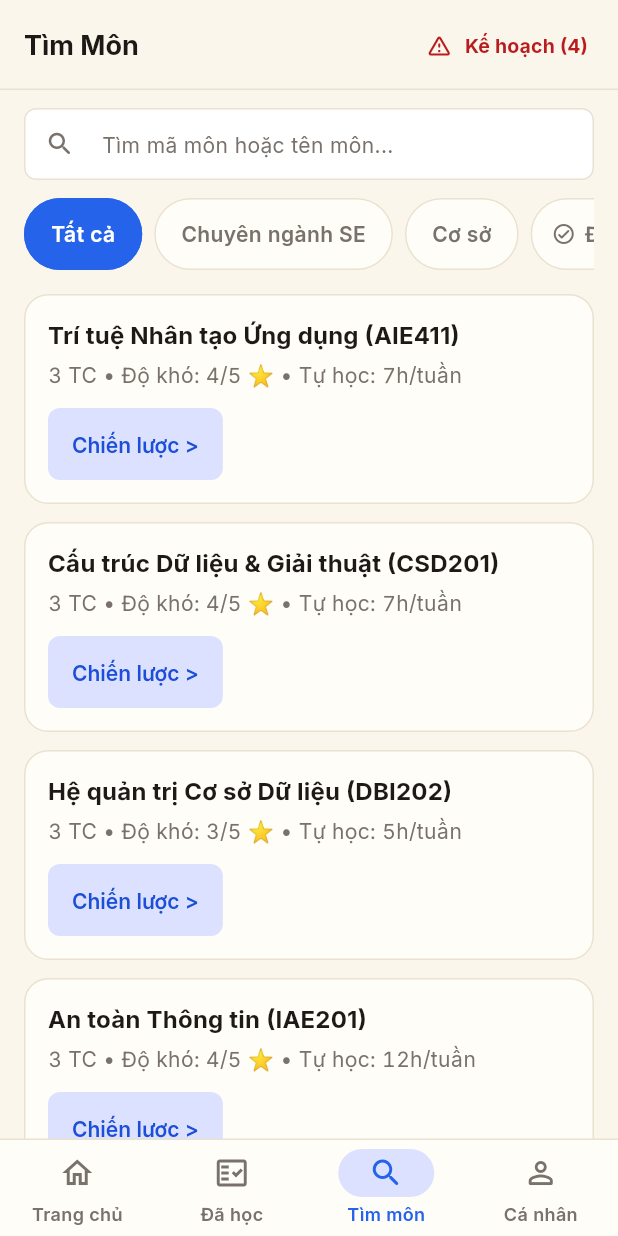
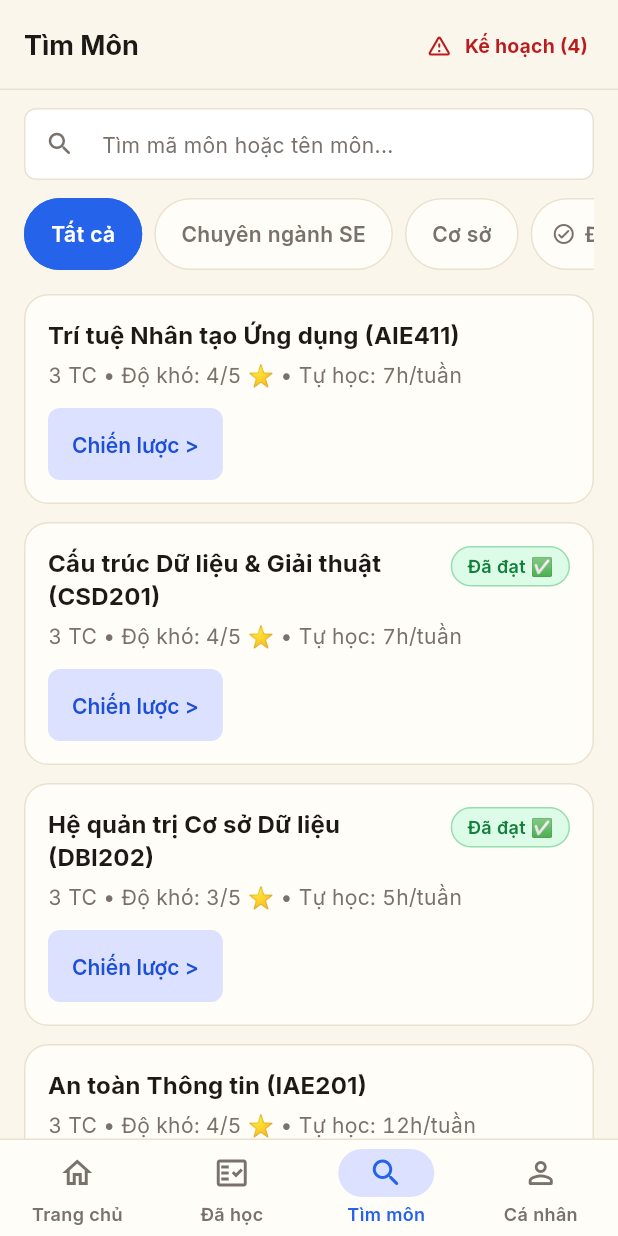
Before and after one commit to BeraT0u/PRM393-LAB3-Group4, a Flutter app: the CourseCatalogScreen screen opened by its route, on a phone screen of 412 x 824 dp. Run offline on Flutter 3.47's test engine with Material 3 defaults, Android fonts, the phone set to English and light mode, and no system bars; our stand-ins replace cloud_firestore, firebase_analytics, firebase_auth, firebase_core, firebase_crashlytics, firebase_remote_config and 8 more; accounts and stored records are empty.

Commit message:
[05/11/2026][TrongHieu] Vo hieu hoa nut them vao ke hoach doi voi cac mon da hoc va dat

```diff
--- a/lib/screens/course_catalog_screen.dart
+++ b/lib/screens/course_catalog_screen.dart
@@ -95,8 +95,24 @@ class _CourseCatalogScreenState extends ConsumerState<CourseCatalogScreen> {
     );
   }
 
-  void _handleCourseTap(CourseModel course, String? replacingCourseCode) {
+  void _handleCourseTap(
+    CourseModel course,
+    String? replacingCourseCode, {
+    List<String> passedCourseCodes = const [],
+  }) {
     if (replacingCourseCode != null) {
+      if (passedCourseCodes.contains(course.code)) {
+        ScaffoldMessenger.of(context).showSnackBar(
+          SnackBar(
+            content: Text(
+              '⚠️ Môn ${course.code} đã hoàn thành, không thể dùng để thay thế!',
+            ),
+            backgroundColor: AppColors.dangerBorder,
+            duration: const Duration(seconds: 2),
+          ),
+        );
+        return;
+      }
       _showConfirmReplaceDialog(course, replacingCourseCode);
     } else {
       _openCourse(course);
@@ -352,12 +368,20 @@ class _CourseCatalogScreenState extends ConsumerState<CourseCatalogScreen> {
                   itemCount: courses.length,
                   separatorBuilder: (_, _) =>
                       const SizedBox(height: AppSpacing.md),
-                  itemBuilder: (context, i) => CourseStrategyCard(
-                    course: courses[i],
-                    variant: CourseCardVariant.catalog,
-                    onTap: () =>
-                        _handleCourseTap(courses[i], data.replacingCourseCode),
-                  ),
+                  itemBuilder: (context, i) {
+                    final course = courses[i];
+                    final isPassed = data.passedCourseCodes.contains(course.code);
+                    return CourseStrategyCard(
+                      course: course,
+                      variant: CourseCardVariant.catalog,
+                      completedScoreLabel: isPassed ? 'Đã đạt ✅' : null,
+                      onTap: () => _handleCourseTap(
+                        course,
+                        data.replacingCourseCode,
+                        passedCourseCodes: data.passedCourseCodes,
+                      ),
+                    );
+                  },
                 );
               },
             ),
--- a/lib/viewmodels/course_catalog_viewmodel.dart
+++ b/lib/viewmodels/course_catalog_viewmodel.dart
@@ -76,7 +76,10 @@ class CourseCatalogViewModel extends AsyncNotifier<CourseCatalogState> {
       final studentService = ref.read(studentServiceProvider);
       final profile = await studentService.getStudentProfile(uid);
       final completed = await studentService.getCompletedCourses(uid);
-      passed = {...profile.passedCourseCodes, ...completed.map((c) => c.code)}.toList();
+      passed = {
+        ...profile.passedCourseCodes,
+        ...completed.where((c) => c.isActuallyPassed).map((c) => c.code),
+      }.toList();
     } catch (_) {
       // Offline fallback
     }
--- a/lib/widgets/course_strategy_card.dart
+++ b/lib/widgets/course_strategy_card.dart
@@ -90,12 +90,26 @@ class CourseStrategyCard extends StatelessWidget {
     return Column(
       crossAxisAlignment: CrossAxisAlignment.start,
       children: [
-        Text(
-          '${course.name} (${course.code})',
-          style: theme.textTheme.titleMedium?.copyWith(
-            fontWeight: FontWeight.bold,
-            color: AppColors.textPrimary,
-          ),
+        Row(
+          crossAxisAlignment: CrossAxisAlignment.start,
+          children: [
+            Expanded(
+              child: Text(
+                '${course.name} (${course.code})',
+                style: theme.textTheme.titleMedium?.copyWith(
+                  fontWeight: FontWeight.bold,
+                  color: AppColors.textPrimary,
+                ),
+              ),
+            ),
+            if (completedScoreLabel != null) ...[
+              const SizedBox(width: AppSpacing.xs),
+              StatusBadge(
+                label: completedScoreLabel!,
+                type: StatusBadgeType.success,
+              ),
+            ],
+          ],
         ),
         const SizedBox(height: 6),
         Text(
```
Also changed, not shown: lib/screens/course_detail_screen.dart (+58 -5 lines), lib/viewmodels/course_detail_viewmodel.dart (+33 -6 lines), lib/viewmodels/plan_analyzer_viewmodel.dart (+27 -1 lines), 1 other file.
